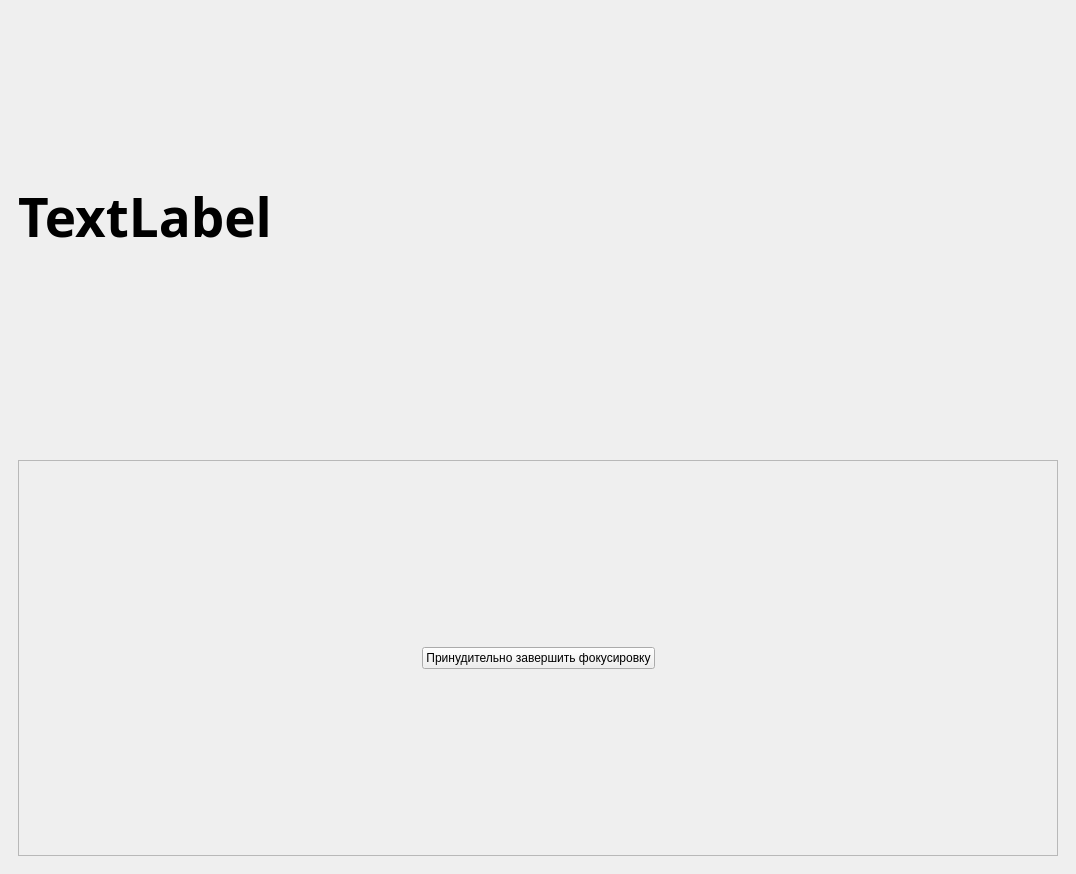
The window that focus.ui (bty0tm/ADHD_PE) describes before a commit, drawn with Qt 5.
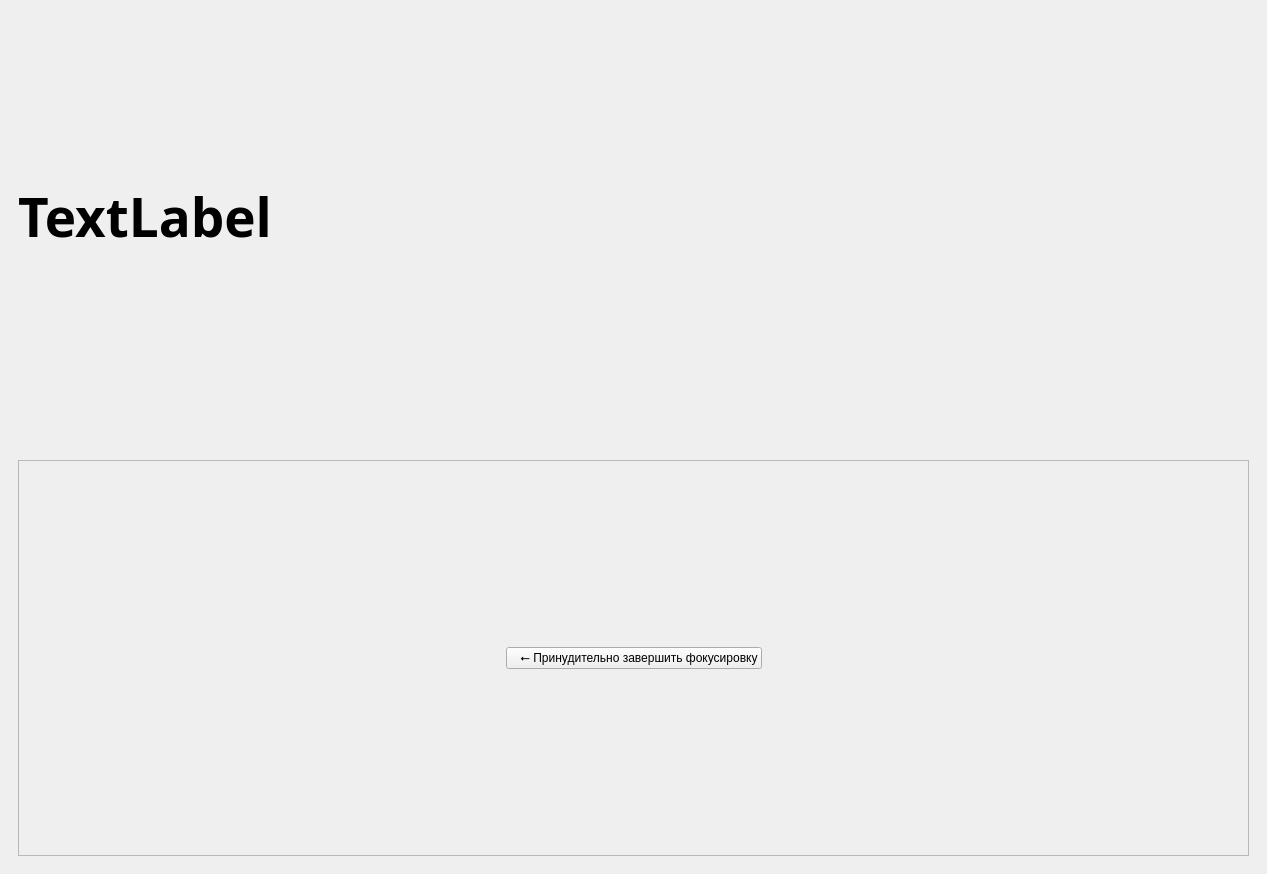
The same window after the commit. The open tabs and pages were chosen to show the change. Icons and pictures are not drawn.

Patch:
```diff
--- a/focus.ui
+++ b/focus.ui
@@ -6,7 +6,7 @@
    <rect>
     <x>0</x>
     <y>0</y>
-    <width>1076</width>
+    <width>1267</width>
     <height>874</height>
    </rect>
   </property>
@@ -792,7 +792,7 @@
            <item>
             <widget class="QPushButton" name="btn_stop_focus">
              <property name="text">
-              <string>Принудительно завершить фокусировку</string>
+              <string>   ⭠ Принудительно завершить фокусировку</string>
              </property>
             </widget>
            </item>
```
Left out of the diff: 22 changed lines with no effect on the pictures.
